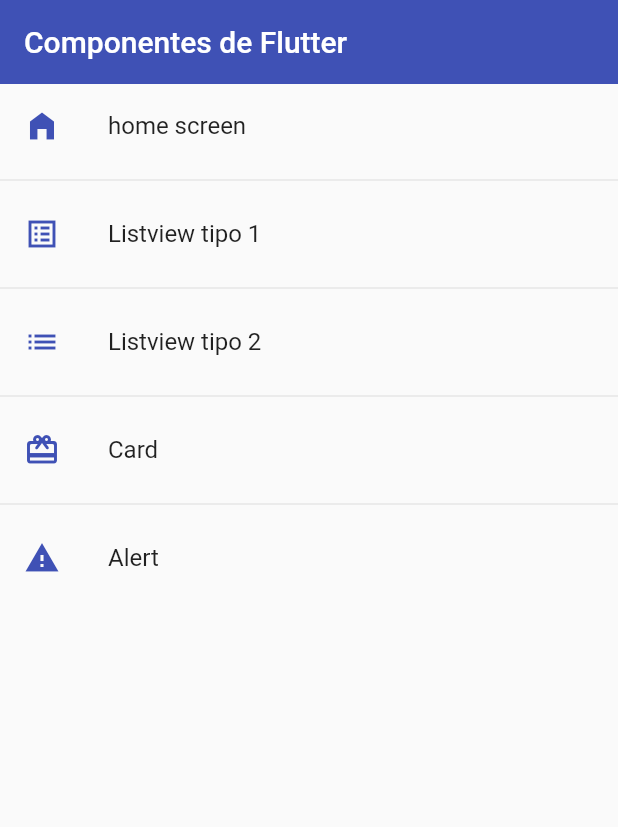
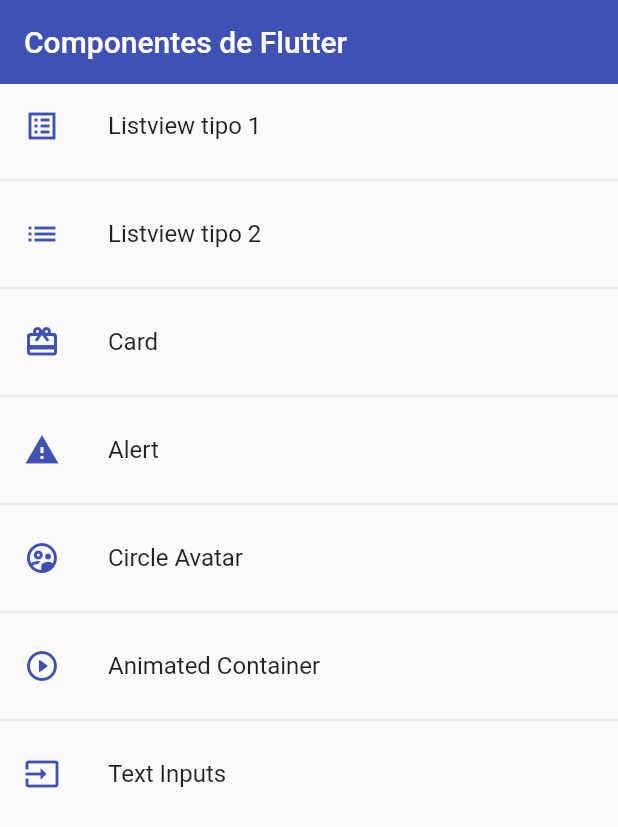
Before and after one commit to Jess2693/fl_components, a Flutter app: the screen it shows after launch, on a phone screen of 412 x 824 dp. Shown: the top 827 px of the screen. Run offline on Flutter 3.47's test engine with Material 2 defaults, Android fonts, the phone set to English and light mode, and no system bars.

Commit message:
input format and create personalized idget

```diff
--- a/lib/router/app_routes.dart
+++ b/lib/router/app_routes.dart
@@ -5,12 +5,12 @@ import 'package:fl_components/screens/screens.dart';
 class AppRoutes {
   static const initialRoute = 'home';
   static final menuOption = <MenuOption>[
-    MenuOption(
-      route: 'home',
-      name: 'home screen',
-      screen: const HomeScreen(),
-      icon: Icons.home_filled,
-    ),
+    // MenuOption(
+    //   route: 'home',
+    //   name: 'home screen',
+    //   screen: const HomeScreen(),
+    //   icon: Icons.home_filled,
+    // ),
     MenuOption(
       route: 'listview1',
       name: 'Listview tipo 1',
@@ -35,10 +35,29 @@ class AppRoutes {
       screen: const AlertScreen(),
       icon: Icons.warning,
     ),
+    MenuOption(
+      route: 'avatar',
+      name: 'Circle Avatar',
+      screen: const AvatarScreen(),
+      icon: Icons.supervised_user_circle_outlined,
+    ),
+    MenuOption(
+      route: 'animated',
+      name: 'Animated Container',
+      screen: const AnimatedScreen(),
+      icon: Icons.play_circle_outline_rounded,
+    ),
+    MenuOption(
+      route: 'inputs',
+      name: 'Text Inputs',
+      screen: const InputsScreen(),
+      icon: Icons.input,
+    ),
   ];
 
   static Map<String, Widget Function(BuildContext)> getAppRoutes() {
     Map<String, Widget Function(BuildContext)> appRoutes = {};
+    appRoutes.addAll({'home': (context) => const HomeScreen()});
     for (final element in menuOption) {
       appRoutes.addAll({element.route: (context) => element.screen});
     }
--- a/lib/screens/screens.dart
+++ b/lib/screens/screens.dart
@@ -3,3 +3,6 @@ export 'package:fl_components/screens/card_screen.dart';
 export 'package:fl_components/screens/listview1_screen.dart';
 export 'package:fl_components/screens/listview2_screen.dart';
 export 'package:fl_components/screens/home_screen.dart';
+export 'package:fl_components/screens/avatar_screen.dart';
+export 'package:fl_components/screens/animated_screen.dart';
+export 'package:fl_components/screens/inputs_screen.dart';
--- a/lib/theme/app_theme.dart
+++ b/lib/theme/app_theme.dart
@@ -8,6 +8,28 @@ class AppTheme {
         backgroundColor: primary,
         elevation: 0,
       ),
+      floatingActionButtonTheme:
+          const FloatingActionButtonThemeData(backgroundColor: primary),
+
+      //Estilo de los elevatedButton
+      elevatedButtonTheme: ElevatedButtonThemeData(
+          style: ElevatedButton.styleFrom(
+              primary: Colors.indigo,
+              shape: const StadiumBorder(),
+              elevation: 0)),
       textButtonTheme:
-          TextButtonThemeData(style: TextButton.styleFrom(primary: primary)));
+          TextButtonThemeData(style: TextButton.styleFrom(primary: primary)),
+      inputDecorationTheme: const InputDecorationTheme(
+        floatingLabelStyle: TextStyle(color: primary),
+        enabledBorder: OutlineInputBorder(
+          borderSide: BorderSide(color: primary),
+          borderRadius: BorderRadius.only(
+              bottomLeft: Radius.circular(10), topRight: Radius.circular(10)),
+        ),
+        focusedBorder: OutlineInputBorder(
+          borderSide: BorderSide(color: primary),
+          borderRadius: BorderRadius.only(
+              bottomLeft: Radius.circular(10), topRight: Radius.circular(10)),
+        ),
+      ));
 }
--- a/lib/widgets/widgets.dart
+++ b/lib/widgets/widgets.dart
@@ -1,2 +1,3 @@
 export '../widgets/custom_card_type_1.dart';
 export '../widgets/custom_card_type_2.dart';
+export '../widgets/custom_input_field.dart';
```
Also changed, not shown: lib/screens/alert_screen.dart (+87 -2 lines), lib/screens/animated_screen.dart (added, +51 -0 lines), lib/screens/avatar_screen.dart (added, +29 -0 lines), lib/screens/card_screen.dart (+16 -2 lines), lib/screens/inputs_screen.dart (added, +52 -0 lines), lib/widgets/custom_card_type_2.dart (+23 -16 lines), lib/widgets/custom_input_field.dart (added, +48 -0 lines).
